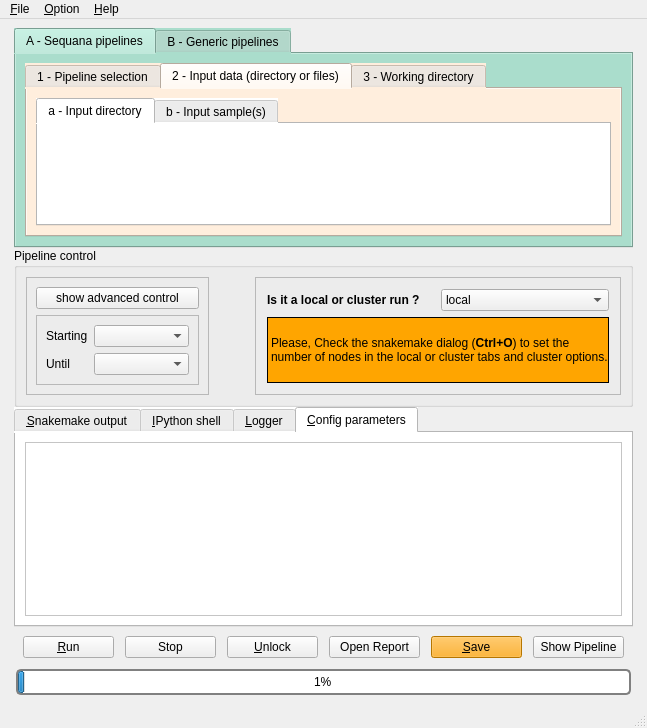
First picture: the form in sequana/gui/mainwindow.ui, repository vladsaveliev/sequana, before the edit.
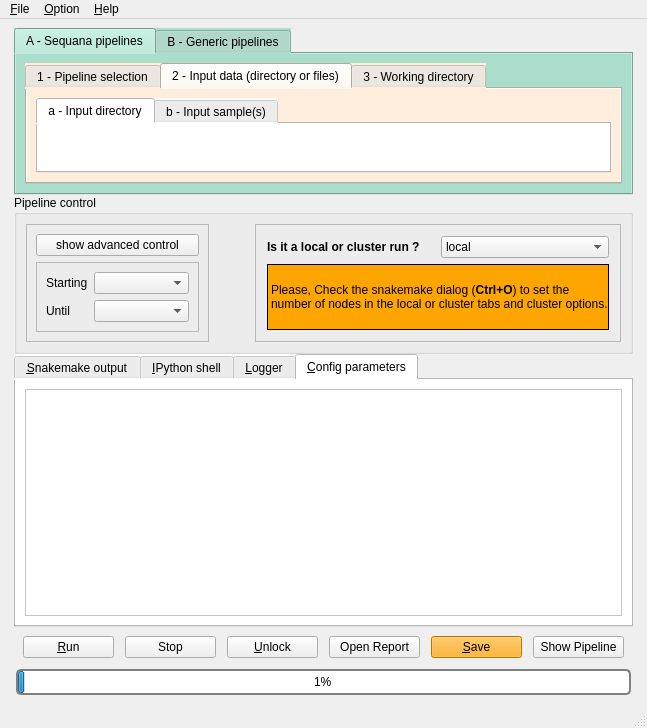
Second picture: the form after the edit. The open tabs and pages were chosen to show the change.

What changed in the file:
```diff
--- a/sequana/gui/mainwindow.ui
+++ b/sequana/gui/mainwindow.ui
@@ -823,7 +823,7 @@
                   <item>
                    <widget class="QTabWidget" name="tabWidget">
                     <property name="sizePolicy">
-                     <sizepolicy hsizetype="Preferred" vsizetype="Expanding">
+                     <sizepolicy hsizetype="Preferred" vsizetype="Ignored">
                       <horstretch>0</horstretch>
                       <verstretch>0</verstretch>
                      </sizepolicy>
@@ -1170,7 +1170,7 @@
       <item>
        <widget class="QTabWidget" name="tabs">
         <property name="sizePolicy">
-         <sizepolicy hsizetype="Preferred" vsizetype="Preferred">
+         <sizepolicy hsizetype="Preferred" vsizetype="Expanding">
           <horstretch>0</horstretch>
           <verstretch>0</verstretch>
          </sizepolicy>
@@ -1313,8 +1313,8 @@
               <rect>
                <x>0</x>
                <y>0</y>
-               <width>595</width>
-               <height>135</height>
+               <width>98</width>
+               <height>28</height>
               </rect>
              </property>
             </widget>
```
Left out of the diff: 4 changed lines with no effect on the pictures.
